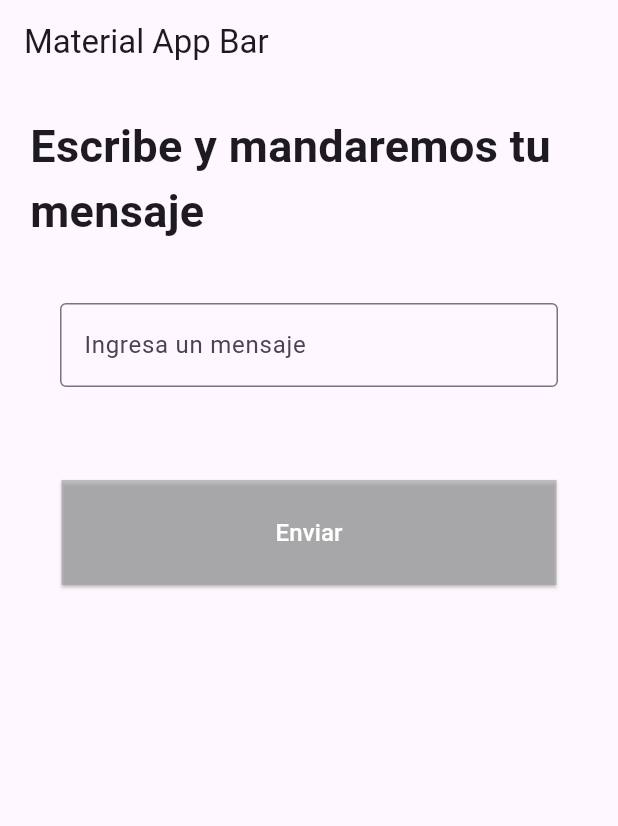
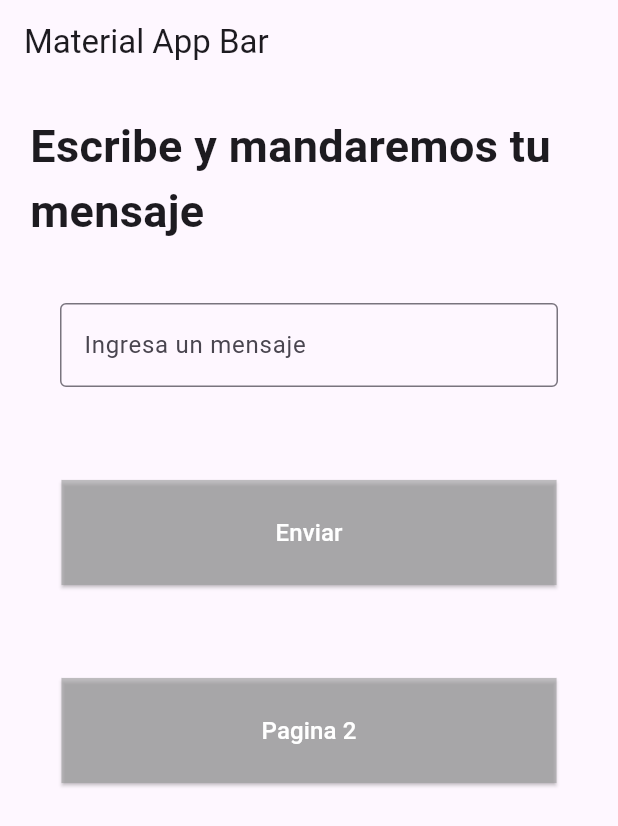
Before and after one commit to Equipo-1-programacionmovil/Envio-de-datos-de-un-widget-hijo-hacia-el-padre, a Flutter app: the screen it shows after launch, on a phone screen of 412 x 824 dp. Shown: the top 826 px of the screen. Run offline on Flutter 3.47's test engine with Material 3 defaults, Android fonts, the phone set to English and light mode, and no system bars.

Commit message:
App terminada v0.1

```diff
--- a/lib/main.dart
+++ b/lib/main.dart
@@ -1,3 +1,4 @@
+import 'package:app3/pages/page2.dart';
 import 'package:flutter/material.dart';
 import 'package:app3/pages/componets/btn.dart';
 import 'package:app3/pages/page1.dart';
@@ -48,7 +49,8 @@ class Home extends StatelessWidget {
               ),
             ),
             const SizedBox(height: 20),
-            Container(
+            Center(
+              child: Container(
                 padding: const EdgeInsets.all(20),
                 child: MyButton(
                   onPressed: () {
@@ -61,7 +63,25 @@ class Home extends StatelessWidget {
                   },
                   text: 'Enviar',
                 ),
-            )
+              ),
+            ),
+            const SizedBox(height: 20),
+            Center(
+              child: Container(
+                padding: const EdgeInsets.all(20),
+                child: MyButton(
+                  onPressed: () {
+                    Navigator.push(
+                      context,
+                      MaterialPageRoute(
+                        builder: (context) => Page2(),
+                      ),
+                    );
+                  },
+                  text: 'Pagina 2',
+                ),
+              ),
+            ),
           ],
         ),
       ),
```
Also changed, not shown: lib/pages/page2.dart (+48 -0 lines). Lines whose indentation alone changed are shown as unchanged.
